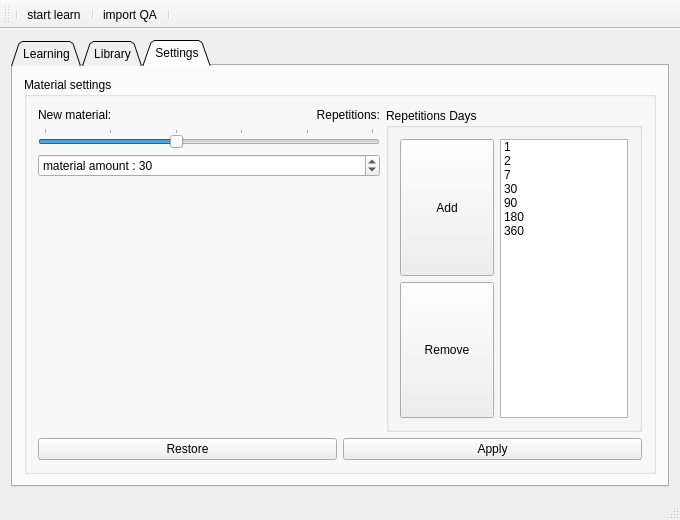
Above: GonzalesApp/ui/mainwindow.ui from szymonpi/Gonzales before the change. Below: the same form after it.
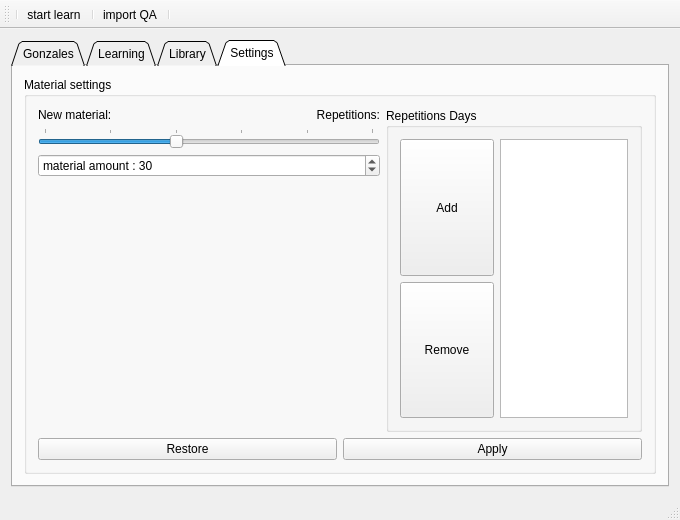
That is the form after the change. The open tabs and pages were chosen to show the change. Icons and pictures are not drawn.

Patch:
```diff
--- a/GonzalesApp/ui/mainwindow.ui
+++ b/GonzalesApp/ui/mainwindow.ui
@@ -57,6 +57,24 @@
       <property name="tabsClosable">
        <bool>false</bool>
       </property>
+      <widget class="QWidget" name="Gonzales">
+       <attribute name="icon">
+        <iconset resource="../icons.qrc">
+         <normaloff>:/resources/icons/gonzales_icon.png</normaloff>:/resources/icons/gonzales_icon.png</iconset>
+       </attribute>
+       <attribute name="title">
+        <string>Gonzales</string>
+       </attribute>
+       <layout class="QVBoxLayout" name="verticalLayout_13">
+        <item>
+         <widget class="QLabel" name="label">
+          <property name="text">
+           <string>&lt;html&gt;&lt;head/&gt;&lt;body&gt;&lt;p align=&quot;center&quot;&gt;&lt;span style=&quot; font-size:14pt; font-weight:600; color:#0c1f9e;&quot;&gt;Welcome to gonzales!&lt;/span&gt;&lt;/p&gt;&lt;p align=&quot;center&quot;&gt;&lt;br/&gt;&lt;/p&gt;&lt;p&gt;&lt;br/&gt;&lt;/p&gt;&lt;p&gt;&lt;span style=&quot; font-size:10pt; font-weight:600; font-style:italic;&quot;&gt;- click &amp;quot;+&amp;quot; icon and import your learning material&lt;/span&gt;&lt;/p&gt;&lt;p&gt;&lt;span style=&quot; font-size:10pt; font-weight:600; font-style:italic;&quot;&gt;- click Library and select what do you want to learn&lt;/span&gt;&lt;/p&gt;&lt;p&gt;&lt;span style=&quot; font-size:10pt; font-weight:600; font-style:italic;&quot;&gt;- click &amp;quot;play&amp;quot; button to start learning!&lt;/span&gt;&lt;/p&gt;&lt;/body&gt;&lt;/html&gt;</string>
+          </property>
+         </widget>
+        </item>
+       </layout>
+      </widget>
       <widget class="QWidget" name="learning">
        <attribute name="icon">
         <iconset resource="../icons.qrc">
@@ -511,41 +529,6 @@
                   <property name="sortingEnabled">
                    <bool>false</bool>
                   </property>
-                  <item>
-                   <property name="text">
-                    <string>1</string>
-                   </property>
-                  </item>
-                  <item>
-                   <property name="text">
-                    <string>2</string>
-                   </property>
-                  </item>
-                  <item>
-                   <property name="text">
-                    <string>7</string>
-                   </property>
-                  </item>
-                  <item>
-                   <property name="text">
-                    <string>30</string>
-                   </property>
-                  </item>
-                  <item>
-                   <property name="text">
-                    <string>90</string>
-                   </property>
-                  </item>
-                  <item>
-                   <property name="text">
-                    <string>180</string>
-                   </property>
-                  </item>
-                  <item>
-                   <property name="text">
-                    <string>360</string>
-                   </property>
-                  </item>
                  </widget>
                 </item>
                </layout>
```
Left out of the diff: 2 changed lines with no effect on the pictures.
